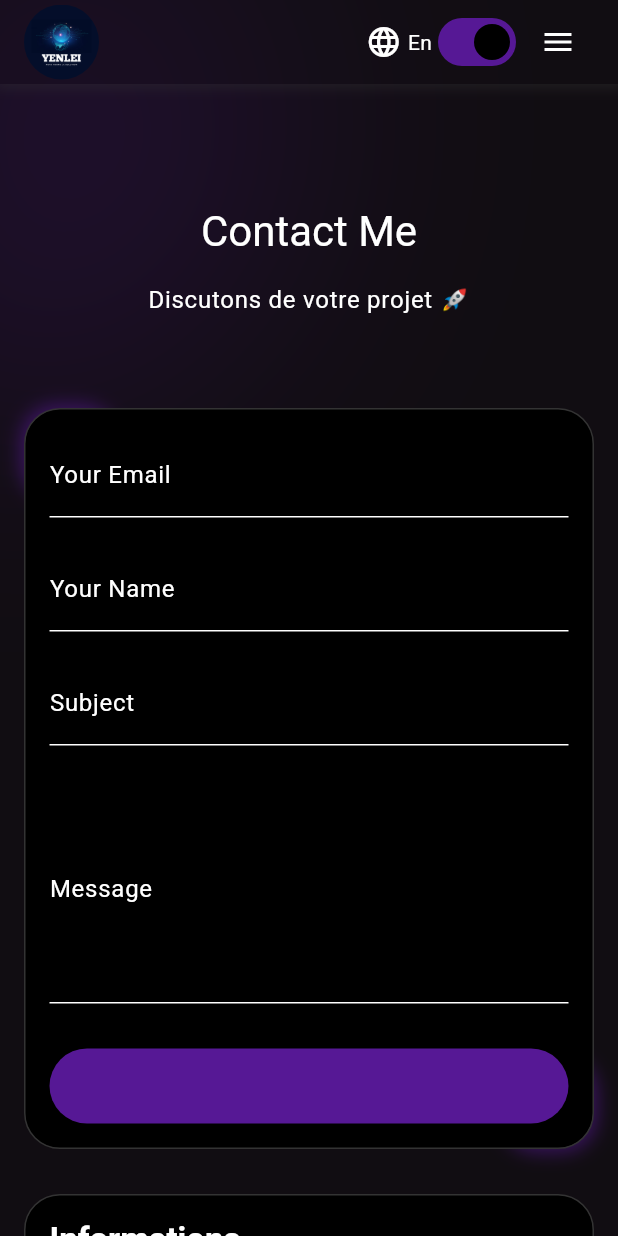
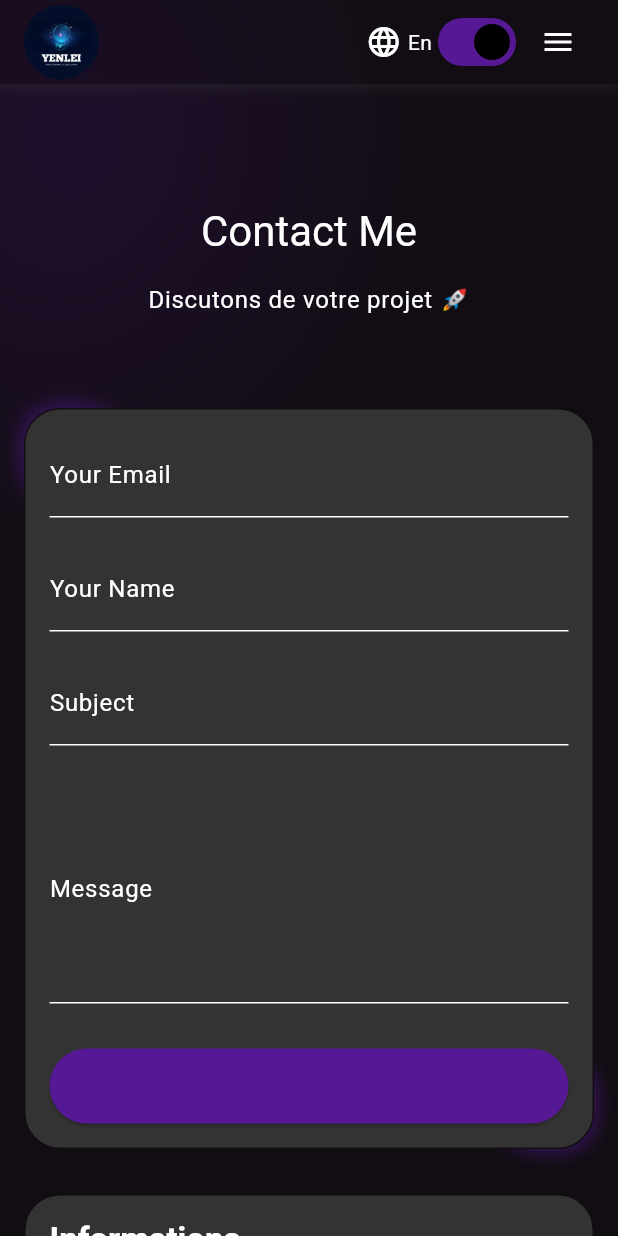
Before and after one commit to Georgesthierry/mon_saas, a Flutter app: the ContactMe screen opened by its route, on a phone screen of 412 x 824 dp. Run offline on Flutter 3.47's test engine with Material 3 defaults, Android fonts, the phone set to English and light mode, and no system bars; our stand-ins replace flutter_riverpod, flutter_svg, gap, go_router, riverpod_annotation, shared_preferences; missing offline and left inert: seo_renderer; accounts and stored records are empty; generated files the repository leaves out were written again; network calls fail.

Commit message:
update THEME

```diff
--- a/frontend_flutter/lib/commons/style/app_theme.dart
+++ b/frontend_flutter/lib/commons/style/app_theme.dart
@@ -14,6 +14,7 @@ class AppTheme {
         primary: AppColors.primaryColor,
         background: AppColors.darkBackgroundColor,
         surface: AppColors.gray[800]!,
+        onSurface: Colors.white
       ),
       scaffoldBackgroundColor: AppColors.darkBackgroundColor,
       appBarTheme: AppBarTheme(
--- a/frontend_flutter/lib/commons/widgets/styled_card.dart
+++ b/frontend_flutter/lib/commons/widgets/styled_card.dart
@@ -34,9 +34,9 @@ class _StyledCardState extends State<StyledCard> {
           padding: widget.padding ?? EdgeInsets.all(context.insets.cardPadding),
           decoration: BoxDecoration(
               border: Border.all(
-                  color: context.colorScheme.surface
+                  color: context.colorScheme.background
               ),
-              color: context.colorScheme.onSecondary,
+              color: context.colorScheme.surface,
               borderRadius: widget.borderRadius ?? BorderRadius.all(Radius.circular(24),)
           ),
           child: widget.child,
--- a/frontend_flutter/lib/src/testimony/views/testimony_item.dart
+++ b/frontend_flutter/lib/src/testimony/views/testimony_item.dart
@@ -25,7 +25,7 @@ class TestimonyItem extends StatelessWidget {
                 child: Text(
                   testimony.name,
                   style: context.textStyle.bodyLgBold
-                      .copyWith(color: context.colorScheme.onBackground),
+                      .copyWith(color: context.colorScheme.onSurface),
                 ),
               ),
             ],
@@ -34,7 +34,7 @@ class TestimonyItem extends StatelessWidget {
           Text(
             testimony.company,
             style: context.textStyle.bodyLgMedium
-                .copyWith(color: context.colorScheme.tertiary),
+                .copyWith(color: context.colorScheme.onBackground),
           ),
           const SizedBox(height: 8),
           Text(
```
Also changed, not shown: frontend_flutter/lib/src/experience/experience_body.dart (+5 -4 lines).
